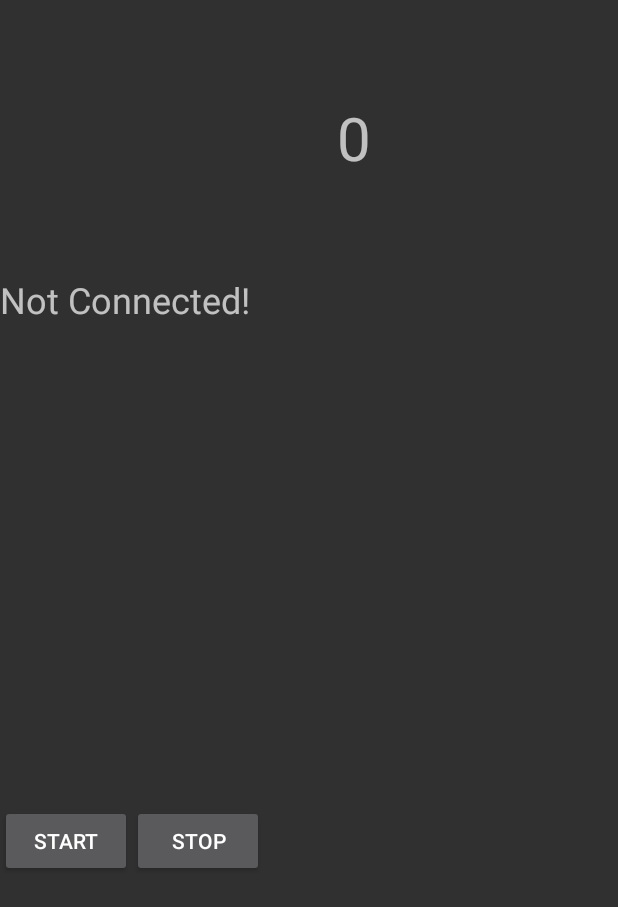
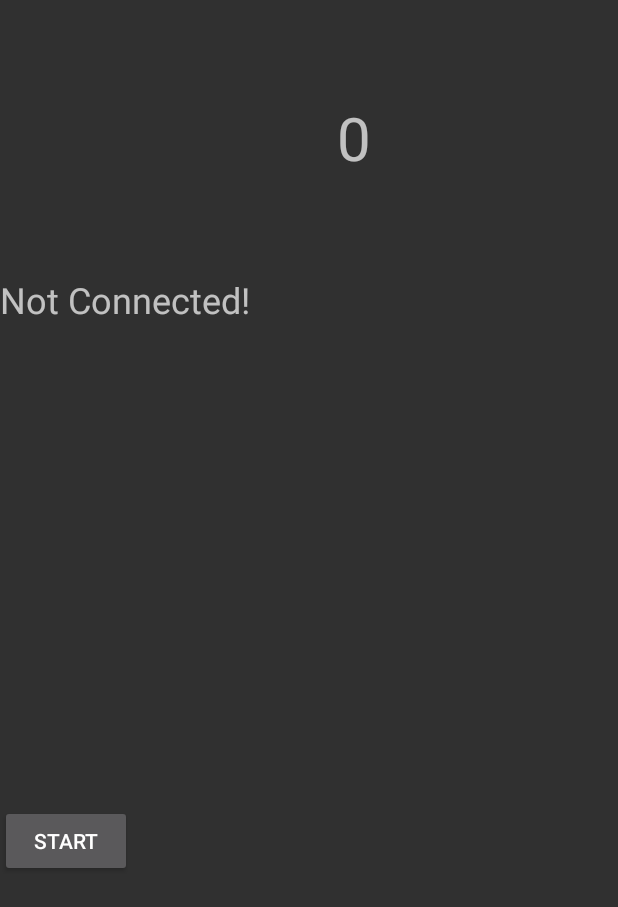
Before and after one commit to shalom2552/FallDetector, an Android app: the fragment TerminalFragment shown on its own in the app's theme, after a tap on "STOP", on a phone screen of 412 x 824 dp. Shown: the top 907 px of the screen. Run offline under Robolectric (Android 15) with nearby library versions, the phone set to English and light mode, and no system bars; libraries missing offline, so code that uses them is left out: com.chaquo.python, com.github.mikephil.charting, com.opencsv; 8 statements that could not run were skipped; 1 other tap on this screen came first.

Commit message:
start btn now change to stop after press

```diff
--- a/app/src/main/java/com/example/tutorial6/TerminalFragment.java
+++ b/app/src/main/java/com/example/tutorial6/TerminalFragment.java
@@ -86,6 +86,9 @@ public class TerminalFragment extends Fragment implements ServiceConnection, Ser
 
     Float start_time;
     Boolean first = Boolean.TRUE;
+
+    Boolean start = false;
+
     PyObject pyobj;
 
 
@@ -186,23 +189,20 @@ public class TerminalFragment extends Fragment implements ServiceConnection, Ser
         View view = inflater.inflate(R.layout.fragment_terminal, container, false);
 
         Button start_btn = view.findViewById(R.id.btn_start);
-        Button stop_btn = view.findViewById(R.id.btn_stop);
 
         textview_number_steps = (TextView) view.findViewById(R.id.textview_number_steps); // TODO
         textView_bt_status = view.findViewById(R.id.textview_connected_status);
 
+
         start_btn.setOnClickListener(new View.OnClickListener() {
             @Override
             public void onClick(View v) {
+                if (start){
                     recording = Boolean.TRUE;
                     firstChunk = Boolean.TRUE;
-            }
-        });
-
-
-        stop_btn.setOnClickListener(new View.OnClickListener() {
-            @Override
-            public void onClick(View v) {
+                    start_btn.setText("Start");
+                    start = false;
+                } else {
                     recording = Boolean.FALSE;
                     PyObject obj = pyobj.callAttr("main", received_chunk_values);
                     int numberSteps = obj.toInt();
@@ -210,10 +210,11 @@ public class TerminalFragment extends Fragment implements ServiceConnection, Ser
                     textview_number_steps.setText(Integer.toString(estimatedNumberOfSteps));
                     // reset chunk data
                     received_chunk_values = new ArrayList<>();
-//                stopped = Boolean.TRUE;
+                    start_btn.setText("Stop");
+                    start = true;
+                }
             }
         });
-
 
         return view;
     }
--- a/app/src/main/res/layout/fragment_terminal.xml
+++ b/app/src/main/res/layout/fragment_terminal.xml
@@ -50,12 +50,6 @@
             android:layout_height="wrap_content"
             android:text="start" />
 
-        <Button
-            android:id="@+id/btn_stop"
-            android:layout_width="wrap_content"
-            android:layout_height="wrap_content"
-            android:text="stop" />
-
     </LinearLayout>
 
 
```
Lines whose indentation alone changed are shown as unchanged.
